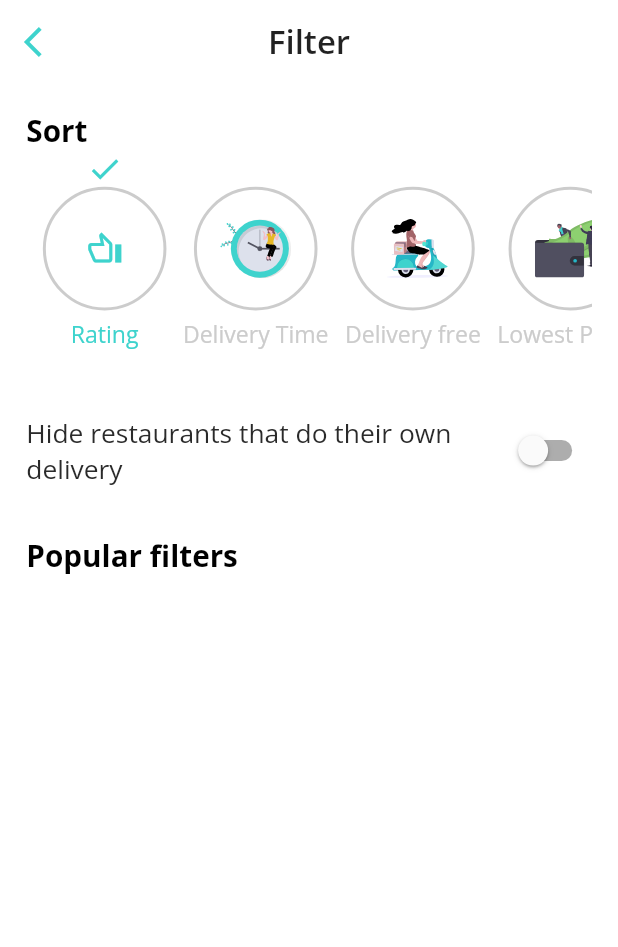
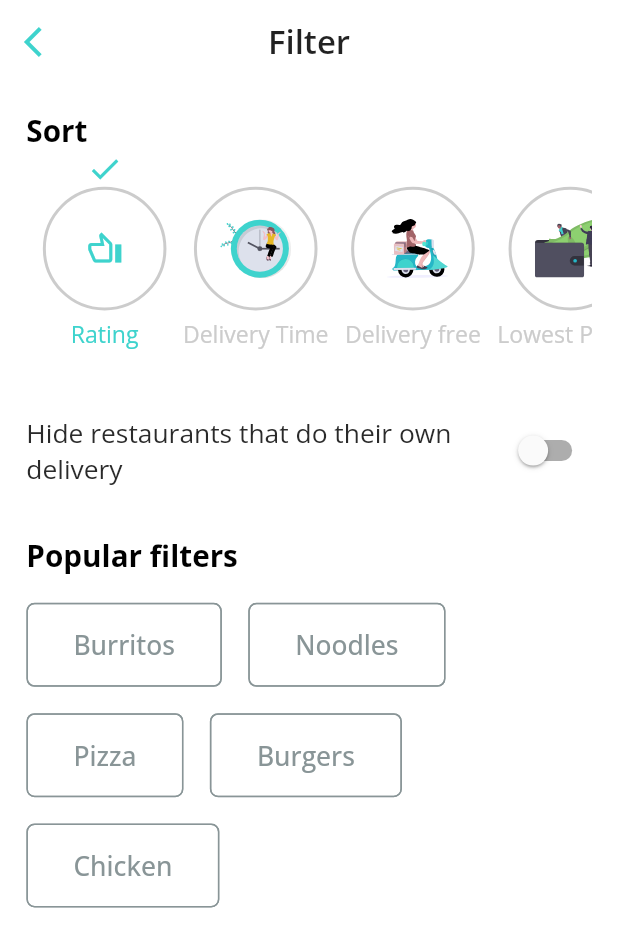
Before and after one commit to AbdalazizAbdallah/customer_app, a Flutter app: the FilterScreen screen opened by its route, on a phone screen of 412 x 824 dp. Shown: the top 947 px of the screen. Run offline on Flutter 3.47's test engine with Material 2 defaults, Android fonts, the phone set to English and light mode, and no system bars; our stand-ins replace badges, dio, flutter_dotenv, flutter_expandable_fab, flutter_screenutil, flutter_svg and 5 more.

Commit message:
feat(filter screen): create choice chip for popular filter

```diff
--- a/lib/core/constants/sizes_app.dart
+++ b/lib/core/constants/sizes_app.dart
@@ -19,6 +19,7 @@ class SizesApp {
   static final double r140 = 140.r;
   static final double r105 = 105.r;
   static final double r75 = 75.r;
+  static final double r130 = 130.r;
 
   static const double doubleInfinity = double.infinity;
 
--- a/lib/ui/pages/filter_screen/contollers/filter_type_contollers.dart
+++ b/lib/ui/pages/filter_screen/contollers/filter_type_contollers.dart
@@ -1,35 +1,40 @@
 import 'package:get/get.dart';
 
-enum FilterTypeEnum {
+enum FilterSortTypesEnum {
   rating,
   deliveryTime,
   deliveryFree,
   lowestPrices,
 }
 
-class FilterTypeController extends GetxController {
-  List<String> namesFilter = [
+class FilterScreenTypesController extends GetxController {
+  List<String> sortFilterNames = [
     'rating'.tr,
     'delivery_time'.tr,
     'delivery_free'.tr,
     'lowest_prices'.tr,
   ];
-
-  late String selectedFilterName;
-
-  late List<bool> selectedFilter;
+  late List<bool> sortFilterNamesSelected;
 
   bool statusSwitch = false;
 
-  FilterTypeController() {
-    selectedFilterName = namesFilter[0];
-    selectedFilter = List.generate(4, (index) => index != 0 ? false : true);
+  List<String> popularFilterStrings = [
+    'Burritos',
+    'Noodles',
+    'Pizza',
+    'Burgers',
+    'Chicken',
+  ];
+  List<String> popularFilterSelected = [];
+
+  FilterScreenTypesController() {
+    sortFilterNamesSelected =
+        List.generate(4, (index) => index != 0 ? false : true);
   }
 
   void setSelectedFilter(int indexSelected) {
-    selectedFilter =
+    sortFilterNamesSelected =
         List.generate(4, (index) => index != indexSelected ? false : true);
-    selectedFilterName = FilterTypeEnum.values[indexSelected].name;
     update(['filter_type']);
   }
 
@@ -37,4 +42,14 @@ class FilterTypeController extends GetxController {
     statusSwitch = !statusSwitch;
     update(['filter_switch']);
   }
+
+  void setValueChip(bool value, String stringSelected) {
+    if (value) {
+      popularFilterSelected.add(stringSelected);
+    } else {
+      popularFilterSelected.removeWhere((element) => element == stringSelected);
+    }
+    print(popularFilterSelected.join(','));
+    update(['chip_value']);
+  }
 }
--- a/lib/ui/pages/filter_screen/screens/filter_screen.dart
+++ b/lib/ui/pages/filter_screen/screens/filter_screen.dart
@@ -5,9 +5,9 @@ import 'package:customer_app/core/constants/images_app.dart';
 import 'package:customer_app/core/constants/sizes_app.dart';
 import 'package:customer_app/core/constants/styles_app.dart';
 import 'package:customer_app/ui/pages/filter_screen/contollers/filter_type_contollers.dart';
+import 'package:customer_app/ui/pages/filter_screen/widgets/chip_popular_filter_widget.dart';
 import 'package:customer_app/ui/pages/filter_screen/widgets/filter_type_widget.dart';
 import 'package:flutter/material.dart';
-import 'package:flutter_screenutil/flutter_screenutil.dart';
 import 'package:flutter_svg/flutter_svg.dart';
 import 'package:get/get.dart';
 
@@ -33,21 +33,23 @@ class FilterScreen extends StatelessWidget {
               ),
             ),
             SizedBox(
-              height: 130.r,
-              child: GetBuilder<FilterTypeController>(
-                init: FilterTypeController(),
+              height: SizesApp.r130,
+              child: GetBuilder<FilterScreenTypesController>(
+                init: FilterScreenTypesController(),
                 id: 'filter_type',
                 assignId: true,
                 builder: (filterTypeController) {
                   return ListView.builder(
-                    itemCount: filterTypeController.namesFilter.length,
+                    itemCount: filterTypeController.sortFilterNames.length,
                     itemBuilder: (context, index) {
                       return FilterTypeWidget(
-                        titleType: filterTypeController.namesFilter[index],
-                        colorText: filterTypeController.selectedFilter[index]
-                            ? ColorsApp.primary
-                            : ColorsApp.greyLight,
-                        visiable: filterTypeController.selectedFilter[index],
+                        titleType: filterTypeController.sortFilterNames[index],
+                        colorText:
+                            filterTypeController.sortFilterNamesSelected[index]
+                                ? ColorsApp.primary
+                                : ColorsApp.greyLight,
+                        visiable:
+                            filterTypeController.sortFilterNamesSelected[index],
                         widget: getWidget(index),
                         onTap: () {
                           filterTypeController.setSelectedFilter(index);
@@ -72,7 +74,7 @@ class FilterScreen extends StatelessWidget {
                       ),
                     ),
                   ),
-                  GetBuilder<FilterTypeController>(
+                  GetBuilder<FilterScreenTypesController>(
                     id: 'filter_switch',
                     assignId: true,
                     builder: (filterTypeController) {
@@ -94,6 +96,30 @@ class FilterScreen extends StatelessWidget {
                 fontWeight: FontWeight.bold,
               ),
             ),
+            GetBuilder<FilterScreenTypesController>(
+              assignId: true,
+              id: 'chip_value',
+              builder: (filterTypeController) {
+                return Wrap(
+                  children: [
+                    ...filterTypeController.popularFilterStrings
+                        .map((stringFilter) {
+                      return ChipPopularFilterWidget(
+                        functionChange: (value) {
+                          filterTypeController.setValueChip(
+                              value, stringFilter);
+                        },
+                        selectedValue: filterTypeController
+                            .popularFilterSelected
+                            .contains(stringFilter),
+                        stringFilter: stringFilter,
+                      );
+                      ;
+                    }).toList()
+                  ],
+                );
+              },
+            )
           ],
         ),
       ),
--- /dev/null
+++ b/lib/ui/pages/filter_screen/widgets/chip_popular_filter_widget.dart
@@ -0,0 +1,47 @@
+import 'package:customer_app/core/constants/colors_app.dart';
+import 'package:customer_app/core/constants/sizes_app.dart';
+import 'package:customer_app/core/constants/styles_app.dart';
+import 'package:flutter/material.dart';
+
+class ChipPopularFilterWidget extends StatelessWidget {
+  const ChipPopularFilterWidget({
+    Key? key,
+    required this.stringFilter,
+    required this.selectedValue,
+    required this.functionChange,
+  }) : super(key: key);
+
+  final String stringFilter;
+  final bool selectedValue;
+  final void Function(bool)? functionChange;
+
+  @override
+  Widget build(BuildContext context) {
+    return Padding(
+      padding: EdgeInsetsDirectional.only(end: SizesApp.r16, top: SizesApp.r16),
+      child: ChoiceChip(
+        label: Text(
+          stringFilter,
+          style: StylesApp.body1.copyWith(
+              color: selectedValue ? ColorsApp.primary : ColorsApp.grey),
+        ),
+        selected: selectedValue,
+        onSelected: functionChange,
+        // disabledColor: ColorsApp.white,
+        backgroundColor: ColorsApp.white,
+        selectedColor: ColorsApp.white,
+        labelPadding: EdgeInsets.symmetric(
+          vertical: SizesApp.r10,
+          horizontal: SizesApp.r24,
+        ),
+        shape: RoundedRectangleBorder(
+          borderRadius: BorderRadius.circular(SizesApp.r5),
+          side: BorderSide(
+            color: selectedValue ? ColorsApp.primary : ColorsApp.grey,
+            width: 1,
+          ),
+        ),
+      ),
+    );
+  }
+}
```
